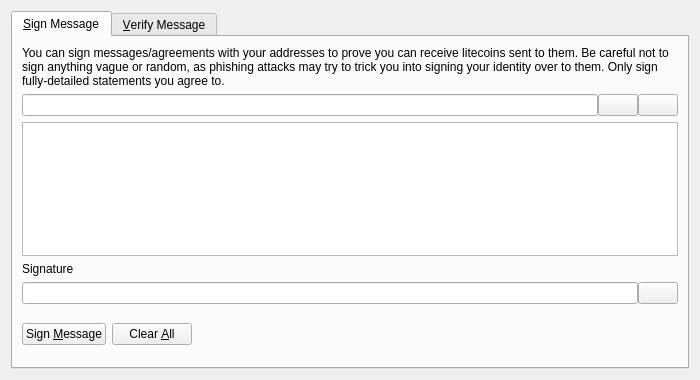
First picture: the form in src/qt/forms/signverifymessagedialog.ui, repository M-Shahbaz/techiecoin, before the edit.
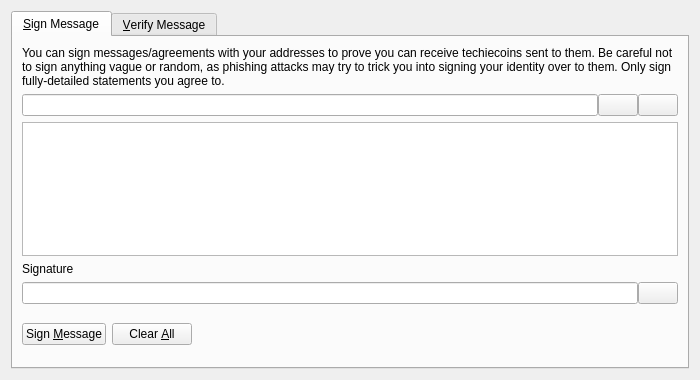
Second picture: the form after the edit. Icons and pictures are not drawn. Custom widgets are drawn as their Qt base class.

Commit message: s/litecoin/techiecoin/g

Diff of the .ui file:
```diff
--- a/src/qt/forms/signverifymessagedialog.ui
+++ b/src/qt/forms/signverifymessagedialog.ui
@@ -30,7 +30,7 @@
        <item>
         <widget class="QLabel" name="infoLabel_SM">
          <property name="text">
-          <string>You can sign messages/agreements with your addresses to prove you can receive litecoins sent to them. Be careful not to sign anything vague or random, as phishing attacks may try to trick you into signing your identity over to them. Only sign fully-detailed statements you agree to.</string>
+          <string>You can sign messages/agreements with your addresses to prove you can receive techiecoins sent to them. Be careful not to sign anything vague or random, as phishing attacks may try to trick you into signing your identity over to them. Only sign fully-detailed statements you agree to.</string>
          </property>
          <property name="textFormat">
           <enum>Qt::PlainText</enum>
```
The commit also changes 173 other files.
